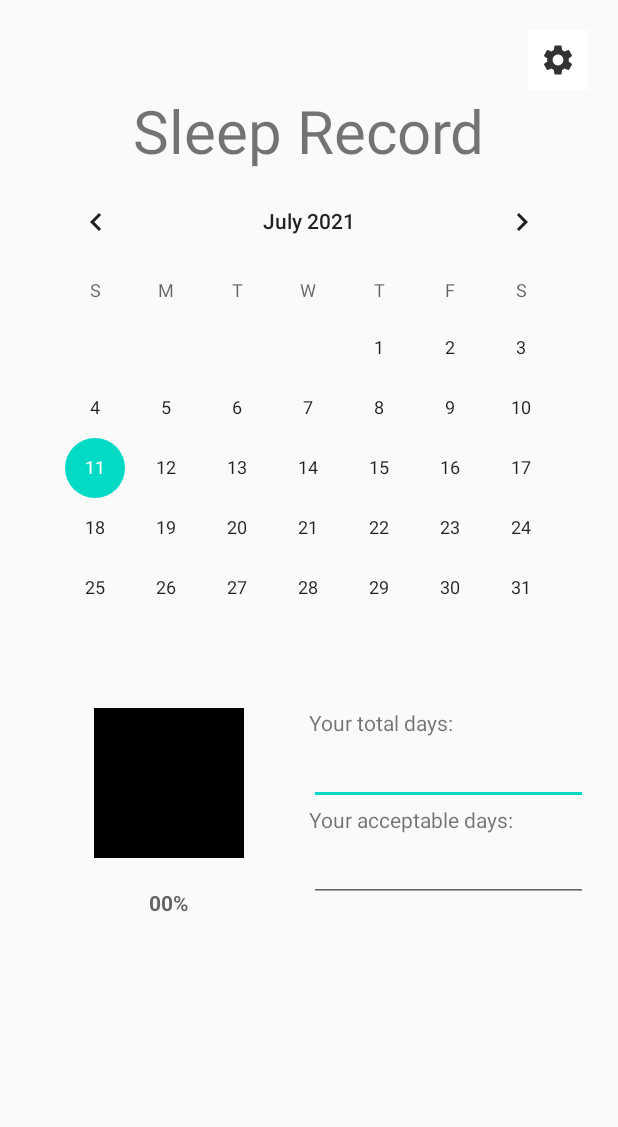
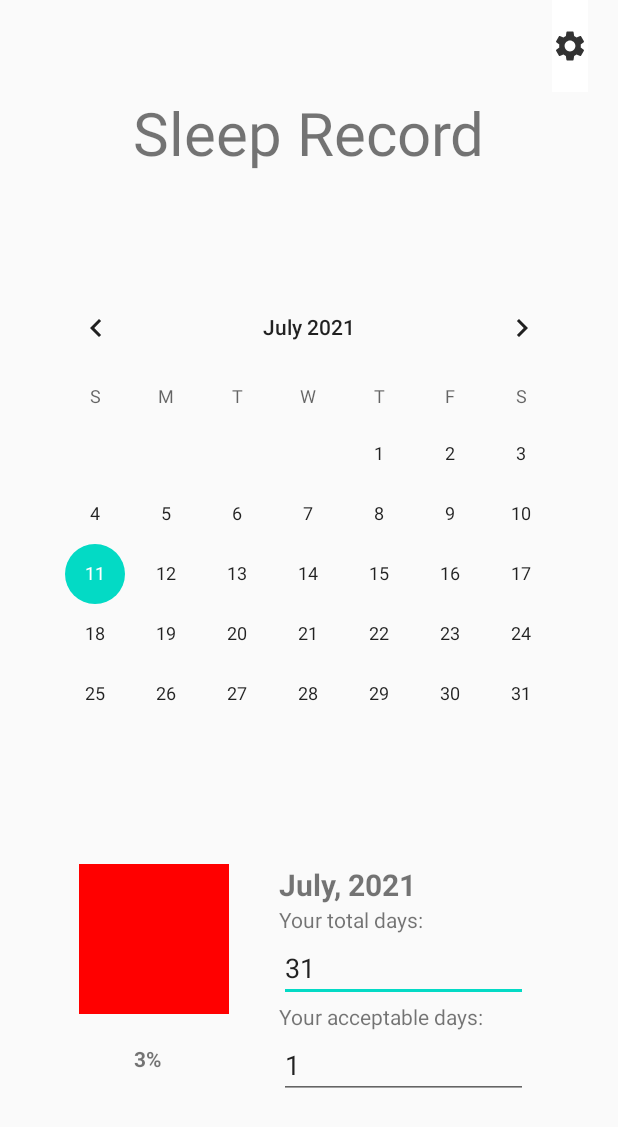
Before and after one commit to iluvyw/CS426-SleepSchedule, an Android app: the CalendarActivity screen opened directly, with no data from a screen before it, on a phone screen of 412 x 824 dp. Shown: the top 1127 px of the screen. Run offline under Robolectric (Android 15) with nearby library versions, the phone set to English and light mode, and no system bars.

Commit message:
add monthly statistic and fix calendar layout

```diff
--- a/app/src/main/java/com/example/sleepschedule/CalendarActivity.kt
+++ b/app/src/main/java/com/example/sleepschedule/CalendarActivity.kt
@@ -1,12 +1,16 @@
 package com.example.sleepschedule
 
+import android.content.IntentSender
 import android.graphics.Color
 import android.os.Bundle
+import android.os.CountDownTimer
 import android.view.Gravity
 import android.widget.Toast
 import androidx.appcompat.app.AppCompatActivity
 import kotlinx.android.synthetic.main.activity_calendar.*
 import kotlinx.android.synthetic.main.pop_up.view.*
+import java.time.Duration
+import java.util.*
 
 class CalendarActivity : AppCompatActivity(),setValue,getValue {
 
@@ -17,6 +21,9 @@ class CalendarActivity : AppCompatActivity(),setValue,getValue {
     override fun onCreate(savedInstanceState: Bundle?) {
         super.onCreate(savedInstanceState)
         setContentView(R.layout.activity_calendar)
+        val thisYear = Calendar.getInstance().get(Calendar.YEAR).toInt()
+        val thisMonth = Calendar.getInstance().get(Calendar.MONTH).toInt()
+        setEditTextResult(thisMonth+1, thisYear)
 
         calendarView.setOnDateChangeListener { view, year, month, dayOfMonth ->
             val date = generateDateKey(dayOfMonth,month+1,year)
@@ -26,9 +33,10 @@ class CalendarActivity : AppCompatActivity(),setValue,getValue {
             //tvTitle.setText(numSleep.toString()+timeGoal.toString())
             //tvTitle.setText(generateInfoKey(date,"numSleep"))
             //setImageViewColor()
-            //setEditTextResult()
+            setEditTextResult(month+1, year)
             popupShow()
         }
+
     }
 
     private fun popupShow(){
@@ -67,11 +75,18 @@ class CalendarActivity : AppCompatActivity(),setValue,getValue {
         toast.view = view
         toast.duration = Toast.LENGTH_SHORT
         toast.setGravity(Gravity.CENTER_VERTICAL,0,0)
+
+        val toastCountDown = object : CountDownTimer(1000,1000){
+            override fun onTick(millisUntilFinished: Long) {
+                toast.show()
+            }
+
+            override fun onFinish() {
+                toast.cancel()
+            }
+        }
         toast.show()
-
-        view.btCloseToast.setOnClickListener {
-            toast.cancel()
-        }
+        toastCountDown.start()
     }
 
     private fun setEditTextResult(month:Int,year:Int) {
@@ -81,13 +96,48 @@ class CalendarActivity : AppCompatActivity(),setValue,getValue {
             var date = generateDateKey(i,month,year)
             val timeSleep = getIntList(this, generateInfoKey(date,"timeSleep"))
             val timeGoal = getIntList(this, generateInfoKey(date,"timeGoal"))
-            if (checkAccept(timeSleep,timeGoal)){
+            if (checkAccept(timeSleep,timeGoal)==true){
                 acceptDays += 1
             }
             totalDays += 1
         }
+        tvDateChoose.text = generateChooseDate(month,year)
         etAcceptDay.setText(acceptDays.toString())
         etTotalDays.setText(totalDays.toString())
+        val percent = acceptDays*100/totalDays
+        tvResult.text = percent.toString()+"%"
+        if (totalDays == 0){
+            ivResult.setBackgroundColor(Color.rgb(255,255,255))
+        }
+        else if (percent<50){
+            ivResult.setBackgroundColor(Color.rgb(255,0,0)) //red
+        }
+        else if (percent<=75){
+            ivResult.setBackgroundColor(Color.rgb(255,255,0)) //yellow
+        }
+        else{
+            ivResult.setBackgroundColor(Color.rgb(0,255,0)) //green
+        }
+    }
+
+    private fun generateChooseDate(month: Int, year: Int): String {
+        var returnString:String
+        when (month) {
+            1 -> returnString = "January"
+            2 -> returnString = "February"
+            3 -> returnString = "March"
+            4 -> returnString = "April"
+            5 -> returnString = "May"
+            6 -> returnString = "June"
+            7 -> returnString = "July"
+            8 -> returnString = "August"
+            9 -> returnString = "September"
+            10 -> returnString = "October"
+            11 -> returnString = "November"
+            12 -> returnString = "December"
+            else -> returnString = ""
+        }
+        return returnString+", "+year.toString()
     }
 
 
--- a/app/src/main/java/com/example/sleepschedule/function.kt
+++ b/app/src/main/java/com/example/sleepschedule/function.kt
@@ -29,7 +29,8 @@ fun sumList(list: List<Int>):Int{
 fun checkAccept(sleepTime: List<Int>,goalTime: List<Int>):Boolean{
     val total_sleepTime = sumList(sleepTime)
     val total_goalTime = sumList(goalTime)
-    if (total_sleepTime>=(total_goalTime*0.8)){
+    if (total_goalTime == 0) return false
+    if (total_sleepTime*10>=(total_goalTime*8)){
         return true
     }
     return false
@@ -49,6 +50,8 @@ fun dayOfMonth(month: Int, year: Int):Int{
         } else {
             if (year % 4 == 0) {
                 return 29
+            } else {
+                return 28
             }
         }
     }
--- a/app/src/main/res/layout/activity_calendar.xml
+++ b/app/src/main/res/layout/activity_calendar.xml
@@ -6,31 +6,34 @@
     android:layout_height="match_parent"
     tools:context=".CalendarActivity"
     android:orientation="vertical"
-    android:layout_margin="20dp">
+    android:layout_marginHorizontal="20dp">
 
     <ImageButton
-        android:layout_width="40dp"
-        android:layout_height="40dp"
+        android:layout_width="wrap_content"
+        android:layout_height="0dp"
         android:src="@drawable/ic_setting"
         android:layout_gravity="right"
-        android:background="@color/white"/>
+        android:background="@color/white"
+        android:layout_weight="1"/>
 
     <TextView
         android:layout_width="wrap_content"
-        android:layout_height="wrap_content"
+        android:layout_height="0dp"
         android:textSize="40sp"
         android:text="Sleep Record"
         android:id="@+id/tvTitle"
-        android:layout_gravity="center_horizontal"/>
+        android:layout_gravity="center_horizontal"
+        android:layout_weight="2"/>
 
     <CalendarView
         android:layout_width="match_parent"
-        android:layout_height="wrap_content"
-        android:id="@+id/calendarView"/>
+        android:layout_height="0dp"
+        android:id="@+id/calendarView"
+        android:layout_weight="6"/>
 
     <LinearLayout
         android:layout_width="match_parent"
-        android:layout_height="match_parent"
+        android:layout_height="0dp"
         android:orientation="horizontal"
         android:layout_marginTop="20dp"
         android:layout_weight="4">
@@ -64,7 +67,16 @@
             android:layout_width="0dp"
             android:layout_height="match_parent"
             android:layout_weight="1"
-            android:orientation="vertical">
+            android:orientation="vertical"
+            android:layout_marginRight="40dp">
+
+            <TextView
+                android:layout_width="match_parent"
+                android:layout_height="wrap_content"
+                android:hint="Your total days:"
+                android:textSize="20sp"
+                android:textStyle="bold"
+                android:id="@+id/tvDateChoose"/>
 
             <TextView
                 android:layout_width="match_parent"
```
